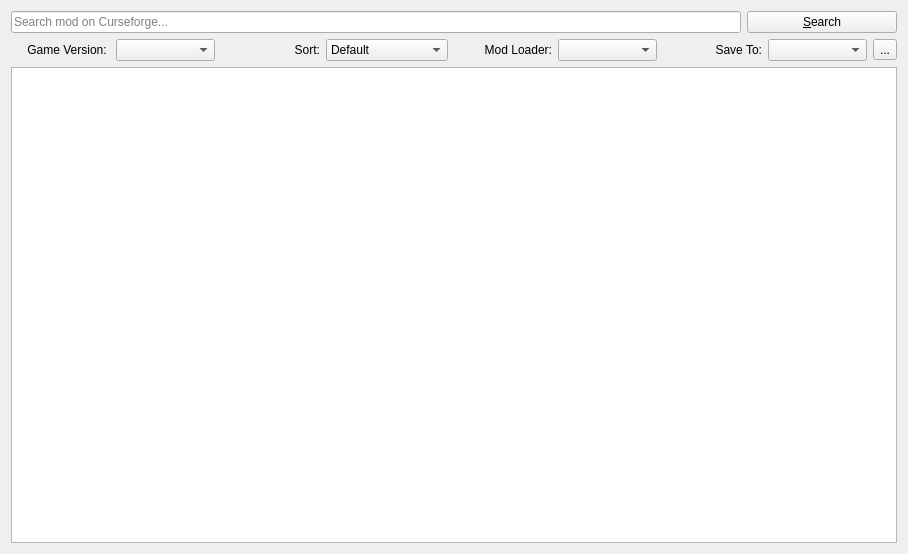
kaniol-lck/modmanager, file src/ui/curseforgemodbrowser.ui: the form before one commit.
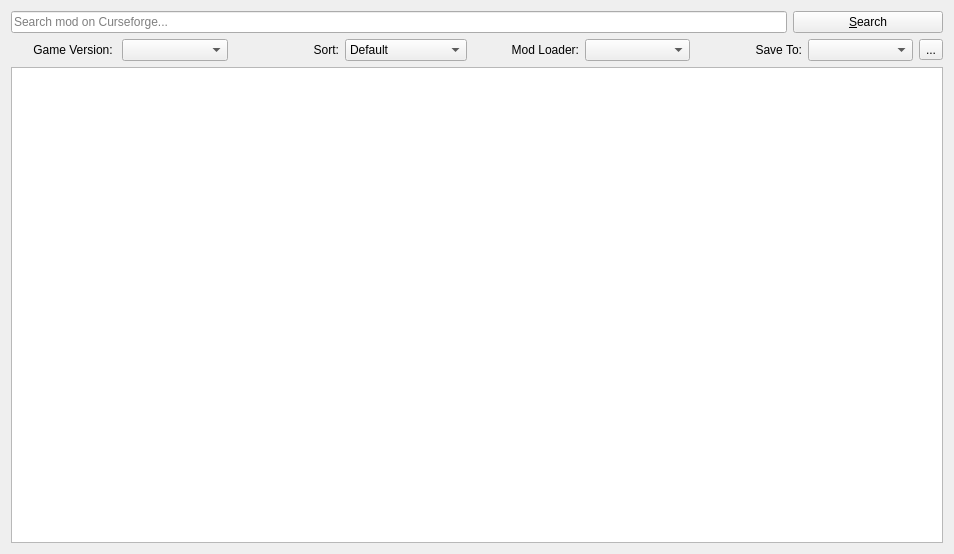
The form after the commit. Icons and pictures are not drawn.

```diff
--- a/src/ui/curseforgemodbrowser.ui
+++ b/src/ui/curseforgemodbrowser.ui
@@ -6,7 +6,7 @@
    <rect>
     <x>0</x>
     <y>0</y>
-    <width>908</width>
+    <width>954</width>
     <height>554</height>
    </rect>
   </property>
@@ -21,6 +21,9 @@
        <property name="placeholderText">
         <string>Search mod on Curseforge...</string>
        </property>
+       <property name="clearButtonEnabled">
+        <bool>true</bool>
+       </property>
       </widget>
      </item>
      <item>
```
Left out of the diff: 3 changed lines with no effect on the pictures.
